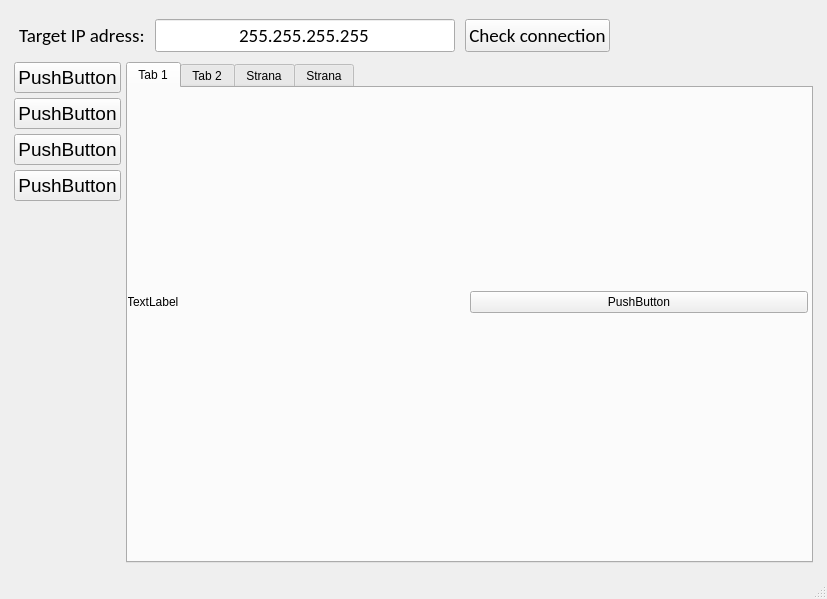
Qt form GUI/qt5TCMonitorMainWindow.ui (jaroslavkovar80/SSHClient) before a commit.
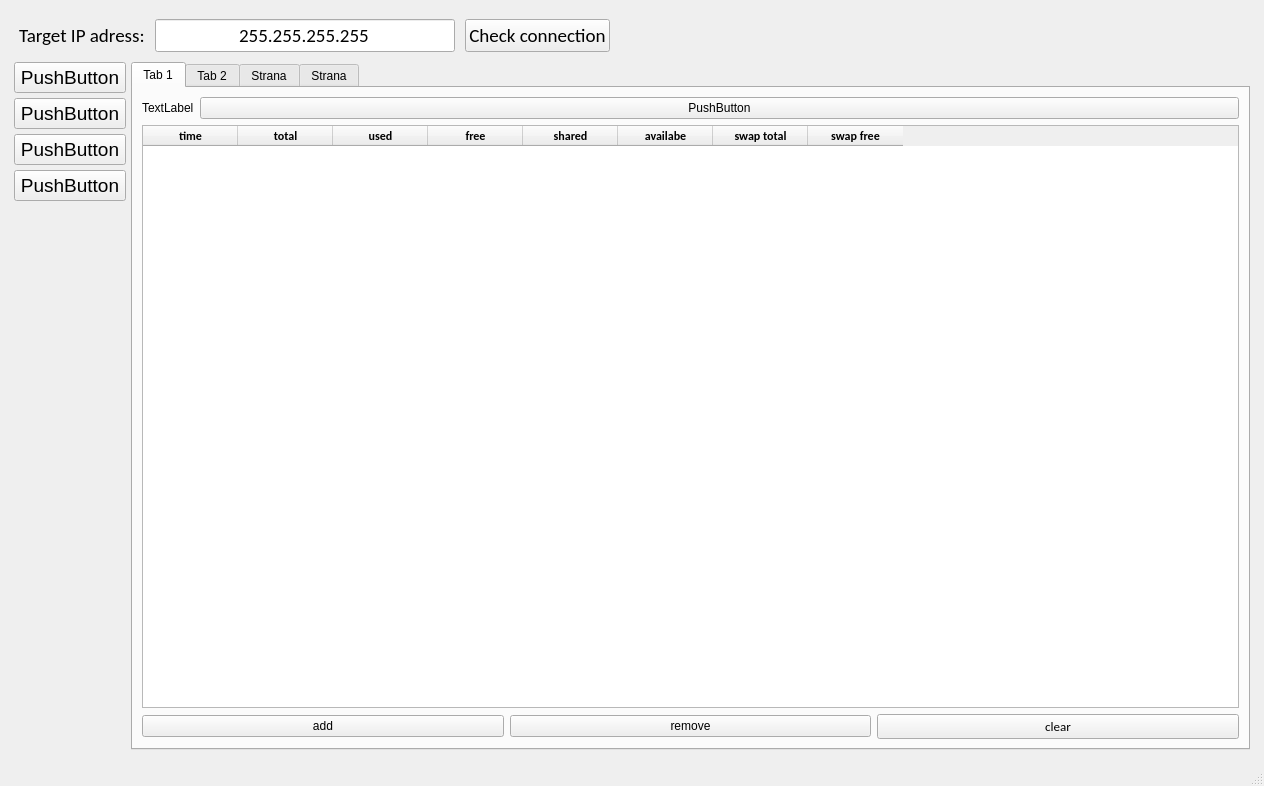
The same form after that commit.

Commit message: memory table GUO

What changed in the file:
```diff
--- a/GUI/qt5TCMonitorMainWindow.ui
+++ b/GUI/qt5TCMonitorMainWindow.ui
@@ -6,8 +6,8 @@
    <rect>
     <x>0</x>
     <y>0</y>
-    <width>827</width>
-    <height>599</height>
+    <width>1264</width>
+    <height>786</height>
    </rect>
   </property>
   <property name="minimumSize">
@@ -219,6 +219,12 @@
             <property name="currentIndex">
              <number>0</number>
             </property>
+            <property name="usesScrollButtons">
+             <bool>true</bool>
+            </property>
+            <property name="tabsClosable">
+             <bool>false</bool>
+            </property>
             <property name="tabBarAutoHide">
              <bool>true</bool>
             </property>
@@ -226,45 +232,267 @@
              <attribute name="title">
               <string>Tab 1</string>
              </attribute>
-             <widget class="QWidget" name="verticalLayoutWidget_3">
-              <property name="geometry">
-               <rect>
-                <x>-1</x>
-                <y>-1</y>
-                <width>681</width>
-                <height>431</height>
-               </rect>
-              </property>
-              <layout class="QVBoxLayout" name="verticalLayout_3" stretch="0,10">
-               <property name="spacing">
-                <number>5</number>
-               </property>
-               <property name="leftMargin">
-                <number>0</number>
-               </property>
-               <item>
-                <layout class="QHBoxLayout" name="horizontalLayout" stretch="0,0">
-                 <item>
-                  <widget class="QLabel" name="label">
+             <layout class="QVBoxLayout" name="verticalLayout_2">
+              <item>
+               <layout class="QHBoxLayout" name="horizontalLayout" stretch="0,10">
+                <item>
+                 <widget class="QLabel" name="label">
+                  <property name="text">
+                   <string>TextLabel</string>
+                  </property>
+                 </widget>
+                </item>
+                <item>
+                 <widget class="QPushButton" name="pushButton">
+                  <property name="text">
+                   <string>PushButton</string>
+                  </property>
+                 </widget>
+                </item>
+               </layout>
+              </item>
+              <item>
+               <layout class="QHBoxLayout" name="horizontalLayout_2">
+                <item>
+                 <widget class="QTableWidget" name="tablewMemoryOverview">
+                  <property name="font">
+                   <font>
+                    <family>Calibri</family>
+                   </font>
+                  </property>
+                  <property name="sizeAdjustPolicy">
+                   <enum>QAbstractScrollArea::AdjustToContents</enum>
+                  </property>
+                  <property name="editTriggers">
+                   <set>QAbstractItemView::NoEditTriggers</set>
+                  </property>
+                  <property name="alternatingRowColors">
+                   <bool>true</bool>
+                  </property>
+                  <property name="textElideMode">
+                   <enum>Qt::ElideMiddle</enum>
+                  </property>
+                  <property name="sortingEnabled">
+                   <bool>true</bool>
+                  </property>
+                  <attribute name="horizontalHeaderVisible">
+                   <bool>true</bool>
+                  </attribute>
+                  <attribute name="horizontalHeaderMinimumSectionSize">
+                   <number>50</number>
+                  </attribute>
+                  <attribute name="horizontalHeaderDefaultSectionSize">
+                   <number>95</number>
+                  </attribute>
+                  <attribute name="horizontalHeaderHighlightSections">
+                   <bool>true</bool>
+                  </attribute>
+                  <attribute name="horizontalHeaderShowSortIndicator" stdset="0">
+                   <bool>true</bool>
+                  </attribute>
+                  <column>
                    <property name="text">
-                    <string>TextLabel</string>
+                    <string>time</string>
                    </property>
-                  </widget>
-                 </item>
-                 <item>
-                  <widget class="QPushButton" name="pushButton">
+                   <property name="font">
+                    <font>
+                     <family>Calibri</family>
+                     <weight>75</weight>
+                     <bold>true</bold>
+                    </font>
+                   </property>
+                   <property name="textAlignment">
+                    <set>AlignHCenter|AlignTop</set>
+                   </property>
+                   <property name="background">
+                    <color>
+                     <red>85</red>
+                     <green>170</green>
+                     <blue>255</blue>
+                    </color>
+                   </property>
+                  </column>
+                  <column>
                    <property name="text">
-                    <string>PushButton</string>
+                    <string>total</string>
                    </property>
-                  </widget>
-                 </item>
-                </layout>
-               </item>
-               <item>
-                <layout class="QVBoxLayout" name="verticalLayout_2"/>
-               </item>
-              </layout>
-             </widget>
+                   <property name="font">
+                    <font>
+                     <family>Calibri</family>
+                     <weight>75</weight>
+                     <bold>true</bold>
+                    </font>
+                   </property>
+                   <property name="textAlignment">
+                    <set>AlignCenter</set>
+                   </property>
+                   <property name="background">
+                    <color>
+                     <red>85</red>
+                     <green>170</green>
+                     <blue>255</blue>
+                    </color>
+                   </property>
+                   <property name="foreground">
+                    <brush brushstyle="NoBrush">
+                     <color alpha="255">
+                      <red>0</red>
+                      <green>0</green>
+                      <blue>0</blue>
+                     </color>
+                    </brush>
+                   </property>
+                  </column>
+                  <column>
+                   <property name="text">
+                    <string>used</string>
+                   </property>
+                   <property name="font">
+                    <font>
+                     <family>Calibri</family>
+                     <weight>75</weight>
+                     <bold>true</bold>
+                    </font>
+                   </property>
+                   <property name="background">
+                    <color>
+                     <red>85</red>
+                     <green>170</green>
+                     <blue>255</blue>
+                    </color>
+                   </property>
+                  </column>
+                  <column>
+                   <property name="text">
+                    <string>free</string>
+                   </property>
+                   <property name="font">
+                    <font>
+                     <family>Calibri</family>
+                     <weight>75</weight>
+                     <bold>true</bold>
+                    </font>
+                   </property>
+                   <property name="background">
+                    <color>
+                     <red>85</red>
+                     <green>170</green>
+                     <blue>255</blue>
+                    </color>
+                   </property>
+                  </column>
+                  <column>
+                   <property name="text">
+                    <string>shared</string>
+                   </property>
+                   <property name="font">
+                    <font>
+                     <family>Calibri</family>
+                     <weight>75</weight>
+                     <bold>true</bold>
+                    </font>
+                   </property>
+                   <property name="background">
+                    <color>
+                     <red>85</red>
+                     <green>170</green>
+                     <blue>255</blue>
+                    </color>
+                   </property>
+                  </column>
+                  <column>
+                   <property name="text">
+                    <string>availabe</string>
+                   </property>
+                   <property name="font">
+                    <font>
+                     <family>Calibri</family>
+                     <weight>75</weight>
+                     <bold>true</bold>
+                    </font>
+                   </property>
+                   <property name="background">
+                    <color>
+                     <red>85</red>
+                     <green>170</green>
+                     <blue>255</blue>
+                    </color>
+                   </property>
+                  </column>
+                  <column>
+                   <property name="text">
+                    <string>swap total</string>
+                   </property>
+                   <property name="font">
+                    <font>
+                     <family>Calibri</family>
+                     <weight>75</weight>
+                     <bold>true</bold>
+                    </font>
+                   </property>
+                   <property name="background">
+                    <color>
+                     <red>85</red>
+                     <green>170</green>
+                     <blue>255</blue>
+                    </color>
+                   </property>
+                  </column>
+                  <column>
+                   <property name="text">
+                    <string>swap free</string>
+                   </property>
+                   <property name="font">
+                    <font>
+                     <family>Calibri</family>
+                     <weight>75</weight>
+                     <bold>true</bold>
+                    </font>
+                   </property>
+                   <property name="background">
+                    <color>
+                     <red>85</red>
+                     <green>170</green>
+                     <blue>255</blue>
+                    </color>
+                   </property>
+                  </column>
+                 </widget>
+                </item>
+               </layout>
+              </item>
+              <item>
+               <layout class="QHBoxLayout" name="horizontalLayout_3">
+                <item>
+                 <widget class="QPushButton" name="btnAddRecordToMemoryTable">
+                  <property name="text">
+                   <string>add</string>
+                  </property>
+                 </widget>
+                </item>
+                <item>
+                 <widget class="QPushButton" name="btnDelRecordFromMemoryTable">
+                  <property name="text">
+                   <string>remove</string>
+                  </property>
+                 </widget>
+                </item>
+                <item>
+                 <widget class="QPushButton" name="btnClearMemoryTable">
+                  <property name="font">
+                   <font>
+                    <family>Calibri</family>
+                    <pointsize>10</pointsize>
+                   </font>
+                  </property>
+                  <property name="text">
+                   <string>clear</string>
+                  </property>
+                 </widget>
+                </item>
+               </layout>
+              </item>
+             </layout>
             </widget>
             <widget class="QWidget" name="tabProcesses">
              <attribute name="title">
```
Left out of the diff: 6 changed lines with no effect on the pictures. The commit also changes 3 other files.
